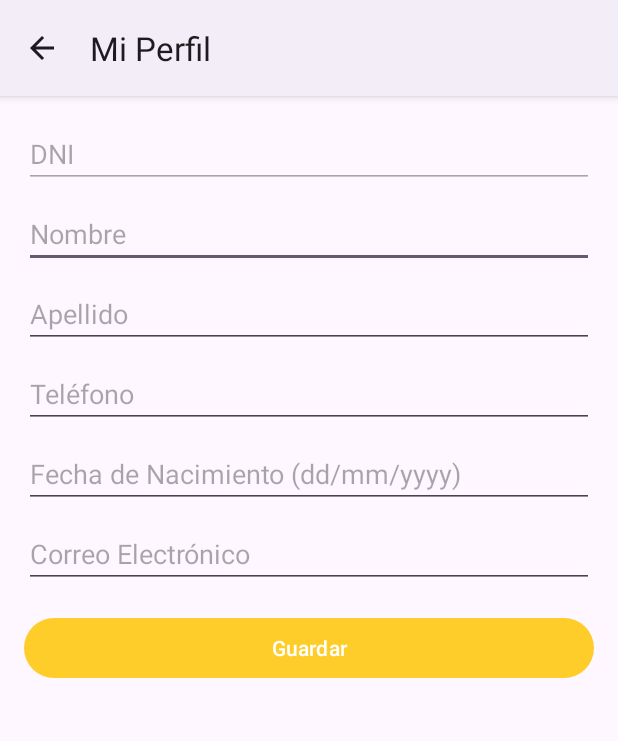
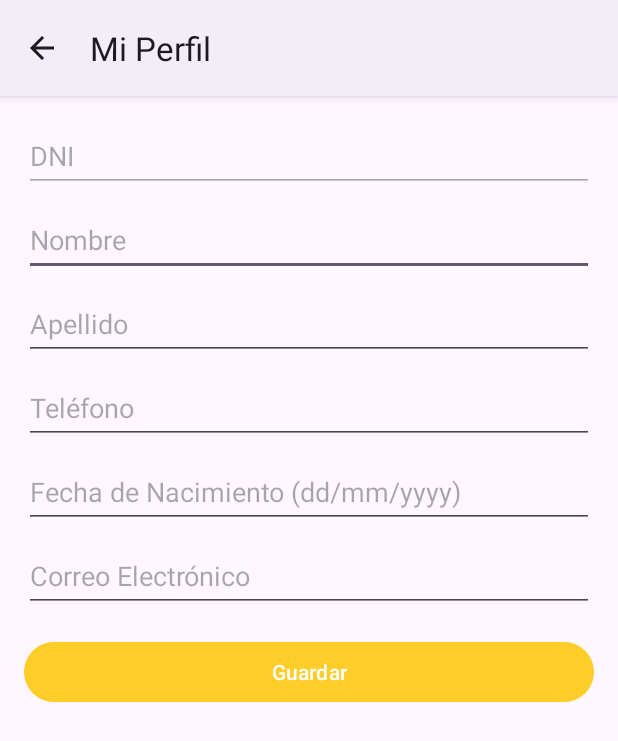
Before and after one commit to Connect-Salud-ISPC/Practica-Profesionalizante, an Android app: the Profile screen opened directly, with no data from a screen before it, on a phone screen of 412 x 824 dp. Shown: the top 741 px of the screen. Run offline under Robolectric (Android 15) with nearby library versions, the phone set to English and light mode, and no system bars.

Commit message:
Hago correcciones en Activity profile

```diff
--- a/App Movil Turnero Connect Salud/app/src/main/res/layout/activity_profile.xml
+++ b/App Movil Turnero Connect Salud/app/src/main/res/layout/activity_profile.xml
@@ -15,7 +15,8 @@
             android:layout_height="wrap_content"
             android:hint="DNI"
             android:inputType="number"
-            android:enabled="false" />
+            android:enabled="false"
+            android:minHeight="48dp"/>
 
         <EditText
             android:id="@+id/editTextNombre"
@@ -23,7 +24,8 @@
             android:layout_height="wrap_content"
             android:hint="Nombre"
             android:inputType="textPersonName"
-            android:layout_marginTop="8dp" />
+            android:layout_marginTop="8dp"
+            android:minHeight="48dp"/>
 
         <EditText
             android:id="@+id/editTextApellido"
@@ -31,7 +33,8 @@
             android:layout_height="wrap_content"
             android:hint="Apellido"
             android:inputType="textPersonName"
-            android:layout_marginTop="8dp" />
+            android:layout_marginTop="8dp"
+            android:minHeight="48dp"/>
 
         <EditText
             android:id="@+id/editTextTelefono"
@@ -39,7 +42,8 @@
             android:layout_height="wrap_content"
             android:hint="Teléfono"
             android:inputType="phone"
-            android:layout_marginTop="8dp" />
+            android:layout_marginTop="8dp"
+            android:minHeight="48dp"/>
 
         <EditText
             android:id="@+id/editTextFechaNacimiento"
@@ -47,7 +51,8 @@
             android:layout_height="wrap_content"
             android:hint="Fecha de Nacimiento (dd/mm/yyyy)"
             android:inputType="date"
-            android:layout_marginTop="8dp" />
+            android:layout_marginTop="8dp"
+            android:minHeight="48dp"/>
 
         <EditText
             android:id="@+id/editTextEmail"
@@ -55,7 +60,8 @@
             android:layout_height="wrap_content"
             android:hint="Correo Electrónico"
             android:inputType="textEmailAddress"
-            android:layout_marginTop="8dp" />
+            android:layout_marginTop="8dp"
+            android:minHeight="48dp"/>
 
         <Button
             android:id="@+id/buttonSave"
```
